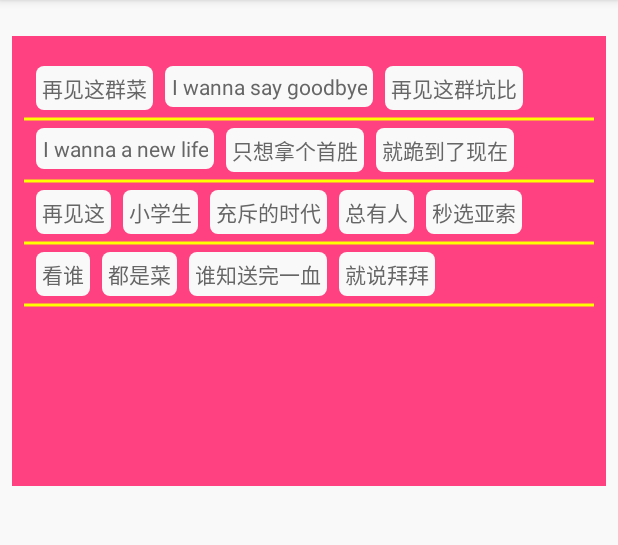
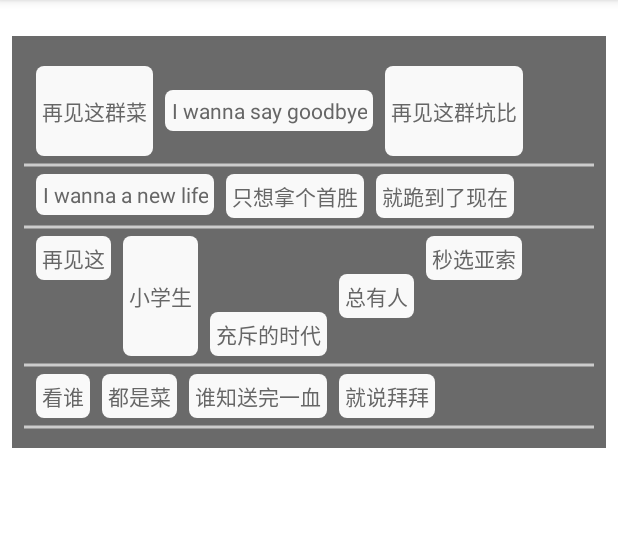
Before and after one commit to yisizhu520/FlowLayout, an Android app: the screen it shows after launch (MainActivity), on a phone screen of 412 x 824 dp, the part 84-629 px from its top. Run offline under Robolectric (Android 15) with nearby library versions, the phone set to English and light mode, and no system bars.

Commit message:
添加分割线

```diff
--- a/app/src/main/java/wang/mogujun/widget/FlowLayout.java
+++ b/app/src/main/java/wang/mogujun/widget/FlowLayout.java
@@ -23,6 +23,7 @@ import android.graphics.Canvas;
 import android.graphics.Color;
 import android.graphics.Paint;
 import android.os.Build;
+import android.support.annotation.ColorInt;
 import android.util.AttributeSet;
 import android.util.Log;
 import android.view.Gravity;
@@ -42,11 +43,17 @@ public class FlowLayout extends ViewGroup {
     public static final String TAG = "MOGUJUN";
 
     public static final int DEFAULT_SPACING = 8;
+    public static final int DEFAULT_DIVIDER_COLOR = Color.parseColor("#ececec");
+    public static final int DEFAULT_DIVIDER_WIDTH = 3;
 
     private int mGravity = (isIcs() ? Gravity.START : Gravity.LEFT) | Gravity.TOP;
 
     private int mVerticalSpacing; //vertical spacing
     private int mHorizontalSpacing; //horizontal spacing
+    private int mDividerColor;
+    private int mDividerWidth;
+
+    private Paint mDividerPaint = new Paint();
 
     private final List<List<View>> mLines = new ArrayList<>();
     private final List<Integer> mLineHeights = new ArrayList<>();
@@ -79,15 +86,26 @@ public class FlowLayout extends ViewGroup {
         try {
             mHorizontalSpacing = (int) ta.getDimension(R.styleable.FlowLayout_horizonSpacing, DEFAULT_SPACING);
             mVerticalSpacing = (int) ta.getDimension(R.styleable.FlowLayout_verticalSpacing, DEFAULT_SPACING);
+            mDividerWidth = (int) ta.getDimension(R.styleable.FlowLayout_dividerWidth, DEFAULT_DIVIDER_WIDTH);
+            mDividerColor = ta.getColor(R.styleable.FlowLayout_dividerColor, DEFAULT_DIVIDER_COLOR);
             int index = ta.getInt(R.styleable.FlowLayout_android_gravity, -1);
             if (index > 0) {
                 setGravity(index);
             }
+            initPaint();
         } finally {
             ta.recycle();
         }
 
     }
+
+    private void initPaint() {
+        mDividerPaint.setColor(mDividerColor);
+        mDividerPaint.setAntiAlias(true);
+        mDividerPaint.setDither(true);
+        mDividerPaint.setStrokeWidth(mDividerWidth);
+    }
+
 
     public void setHorizontalSpacing(int pixelSize) {
         mHorizontalSpacing = pixelSize;
@@ -99,9 +117,19 @@ public class FlowLayout extends ViewGroup {
         requestLayout();
     }
 
-    /**
-     * {@inheritDoc}
-     */
+    public void setDividerColor(@ColorInt int color) {
+        mDividerColor = color;
+        mDividerPaint.setColor(color);
+        invalidate();
+    }
+
+    public void setDividerWidth(int pixelSize) {
+        mDividerWidth = pixelSize;
+        mDividerPaint.setStrokeWidth(pixelSize);
+        invalidate();
+    }
+
+
     @Override
     protected void onMeasure(int widthMeasureSpec, int heightMeasureSpec) {
 
@@ -163,6 +191,8 @@ public class FlowLayout extends ViewGroup {
         mLines.add(lineViews);
 
         int maxWidth = Collections.max(mLineWidths);
+
+        processChildHeights();
         int totalHeight = getChildHeights();
 
         //printLineHeights();
@@ -175,12 +205,18 @@ public class FlowLayout extends ViewGroup {
         remeasureChild(widthMeasureSpec);
     }
 
-    private int getChildHeights() {
+    private int mChildHeights;
+
+    private void processChildHeights() {
         int totalHeight = getPaddingTop() + getPaddingBottom() + mVerticalSpacing;
         for (Integer height : mLineHeights) {
             totalHeight += height + mVerticalSpacing;
         }
-        return totalHeight;
+        mChildHeights = totalHeight;
+    }
+
+    private int getChildHeights() {
+        return mChildHeights;
     }
 
     private void remeasureChild(int parentWidthSpec) {
@@ -208,54 +244,20 @@ public class FlowLayout extends ViewGroup {
         }
     }
 
+    private int mVerticalGravityMargin;
+
 
     @Override
     protected void onLayout(boolean changed, int l, int t, int r, int b) {
 
-        mLineMargins.clear();
+        processHorizontalGravityMargins();
 
-        int width = getWidth();
-        int height = getHeight();
-
-        float horizontalGravityFactor;
-        switch ((mGravity & Gravity.HORIZONTAL_GRAVITY_MASK)) {
-            case Gravity.LEFT:
-            default:
-                horizontalGravityFactor = 0;
-                break;
-            case Gravity.CENTER_HORIZONTAL:
-                horizontalGravityFactor = .5f;
-                break;
-            case Gravity.RIGHT:
-                horizontalGravityFactor = 1;
-                break;
-        }
-
-        int linesNum = mLineWidths.size();
-        for (int i = 0; i < linesNum; i++) {
-            int lineWidth = mLineWidths.get(i);
-            mLineMargins.add((int) ((width - lineWidth) * horizontalGravityFactor) + getPaddingLeft() + mHorizontalSpacing);
-        }
-
-        int verticalGravityMargin;
-        int childHeights = getChildHeights();
-        switch ((mGravity & Gravity.VERTICAL_GRAVITY_MASK)) {
-            case Gravity.TOP:
-            default:
-                verticalGravityMargin = 0;
-                break;
-            case Gravity.CENTER_VERTICAL:
-                verticalGravityMargin = Math.max((height - childHeights) / 2, 0);
-                break;
-            case Gravity.BOTTOM:
-                verticalGravityMargin = Math.max(height - childHeights, 0);
-                break;
-        }
+        processVerticalGravityMargin();
 
         int numLines = mLines.size();
 
         int left;
-        int top = getPaddingTop() + mVerticalSpacing + verticalGravityMargin;
+        int top = getPaddingTop() + mVerticalSpacing + mVerticalGravityMargin;
 
         for (int i = 0; i < numLines; i++) {
 
@@ -293,6 +295,7 @@ public class FlowLayout extends ViewGroup {
                         case Gravity.BOTTOM:
                             gravityMargin = lineHeight - childHeight - lp.topMargin - lp.bottomMargin;
                             break;
+                        //TODO 水平方向上可以支持gravity么？
                     }
                 }
 
@@ -313,21 +316,57 @@ public class FlowLayout extends ViewGroup {
 
     }
 
-    Paint paint = new Paint();
+    private void processVerticalGravityMargin() {
+        int verticalGravityMargin;
+        int childHeights = getChildHeights();
+        switch ((mGravity & Gravity.VERTICAL_GRAVITY_MASK)) {
+            case Gravity.TOP:
+            default:
+                verticalGravityMargin = 0;
+                break;
+            case Gravity.CENTER_VERTICAL:
+                verticalGravityMargin = Math.max((getHeight() - childHeights) / 2, 0);
+                break;
+            case Gravity.BOTTOM:
+                verticalGravityMargin = Math.max(getHeight() - childHeights, 0);
+                break;
+        }
+        mVerticalGravityMargin = verticalGravityMargin;
+    }
+
+    private void processHorizontalGravityMargins() {
+        mLineMargins.clear();
+        float horizontalGravityFactor;
+        switch ((mGravity & Gravity.HORIZONTAL_GRAVITY_MASK)) {
+            case Gravity.LEFT:
+            default:
+                horizontalGravityFactor = 0;
+                break;
+            case Gravity.CENTER_HORIZONTAL:
+                horizontalGravityFactor = .5f;
+                break;
+            case Gravity.RIGHT:
+                horizontalGravityFactor = 1;
+                break;
+        }
+
+        int linesNum = mLineWidths.size();
+        for (int i = 0; i < linesNum; i++) {
+            int lineWidth = mLineWidths.get(i);
+            mLineMargins.add((int) ((getWidth() - lineWidth) * horizontalGravityFactor) + getPaddingLeft() + mHorizontalSpacing);
+        }
+    }
+
 
     @Override
     protected void onDraw(Canvas canvas) {
-        paint.setColor(Color.YELLOW);
-        paint.setStrokeWidth(3);
-        int verticalGravityMargin = 0;
-        int top = getPaddingTop() + mVerticalSpacing + verticalGravityMargin;
 
+        int top = getPaddingTop() + mVerticalSpacing + mVerticalGravityMargin;
         int numLines = mLines.size();
-
         for (int i = 0; i < numLines; i++) {
             int lineHeight = mLineHeights.get(i);
             top += lineHeight + mVerticalSpacing;
-            canvas.drawLine(getPaddingLeft(), top - mVerticalSpacing / 2, getWidth() - getPaddingRight(), top - mVerticalSpacing / 2, paint);
+            canvas.drawLine(getPaddingLeft(), top - mVerticalSpacing / 2, getWidth() - getPaddingRight(), top - mVerticalSpacing / 2, mDividerPaint);
         }
 
     }
--- a/app/src/main/res/layout/activity_main.xml
+++ b/app/src/main/res/layout/activity_main.xml
@@ -1,14 +1,14 @@
 <?xml version="1.0" encoding="utf-8"?>
 <LinearLayout
     xmlns:android="http://schemas.android.com/apk/res/android"
+    xmlns:app="http://schemas.android.com/apk/res-auto"
     xmlns:tools="http://schemas.android.com/tools"
-    xmlns:app="http://schemas.android.com/apk/res-auto"
     android:id="@+id/parent"
     android:layout_width="match_parent"
     android:layout_height="match_parent"
-    android:background="#f9f9f9"
+    android:background="#ffffff"
+    android:orientation="vertical"
     android:padding="8dp"
-    android:orientation="vertical"
     >
 
 
@@ -21,27 +21,34 @@
     <wang.mogujun.widget.FlowLayout
         android:id="@+id/flow2"
         android:layout_width="match_parent"
-            android:layout_height="300dp"
+        android:layout_height="wrap_content"
         android:layout_marginTop="16dp"
+        android:background="#6A6A6A"
+        android:gravity="start"
         android:padding="8dp"
+        app:horizonSpacing="8dp"
         app:verticalSpacing="12dp"
-            app:horizonSpacing="8dp"
-            android:background="@color/colorAccent"
-            android:gravity="start"
+        app:dividerColor="#cccccc"
+        app:dividerWidth="2dp"
         >
 
         <TextView
             style="@style/text_style_01"
             android:text="再见这群菜"
+            android:layout_width="wrap_content"
+            android:layout_height="60dp"
             />
 
         <TextView
             style="@style/text_style_01"
             android:text="I wanna say goodbye"
+            android:layout_gravity="center"
             />
 
         <TextView
             style="@style/text_style_01"
+            android:layout_width="wrap_content"
+            android:layout_height="match_parent"
             android:text="再见这群坑比"
             />
 
@@ -63,21 +70,28 @@
         <TextView
             style="@style/text_style_01"
             android:text="再见这"
+
             />
 
         <TextView
             style="@style/text_style_01"
             android:text="小学生"
+            android:layout_height="80dp"
+            android:layout_width="wrap_content"
+
             />
 
         <TextView
             style="@style/text_style_01"
             android:text="充斥的时代"
+            android:layout_gravity="bottom"
+
             />
 
         <TextView
             style="@style/text_style_01"
             android:text="总有人"
+            android:layout_gravity="center"
             />
 
         <TextView
@@ -88,11 +102,13 @@
         <TextView
             style="@style/text_style_01"
             android:text="看谁"
+            android:layout_gravity="center"
             />
 
         <TextView
             style="@style/text_style_01"
             android:text="都是菜"
+            android:layout_gravity="bottom"
             />
 
         <TextView
@@ -106,6 +122,7 @@
             />
     </wang.mogujun.widget.FlowLayout>
 
+
     <!--</ScrollView>-->
 
 </LinearLayout>
--- a/app/src/main/res/values/attrs.xml
+++ b/app/src/main/res/values/attrs.xml
@@ -6,6 +6,8 @@
         <attr name="android:gravity"/>
         <attr name="horizonSpacing" format="dimension|reference"/>
         <attr name="verticalSpacing" format="dimension|reference"/>
+        <attr name="dividerColor" format="color|reference"/>
+        <attr name="dividerWidth" format="dimension|reference"/>
     </declare-styleable>
 
     <declare-styleable name="FlowLayout_Layout">
```
Lines whose indentation alone changed are shown as unchanged.
